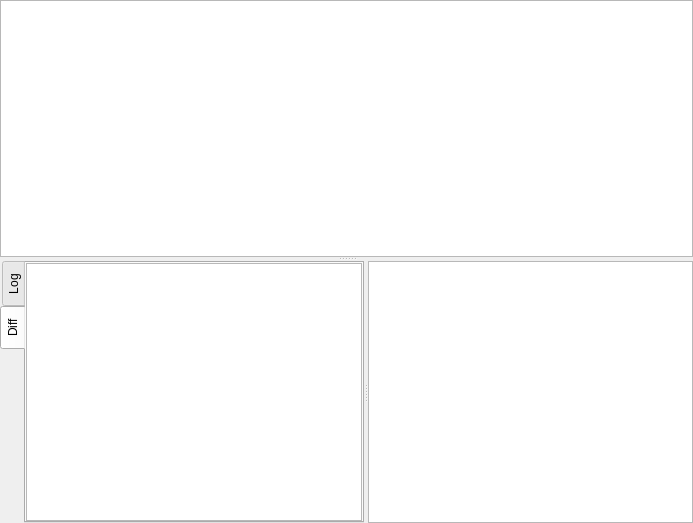
This is src/revsview.ui in antis81/QGit-mod as Qt 5 draws it before an edit. The edited form follows.
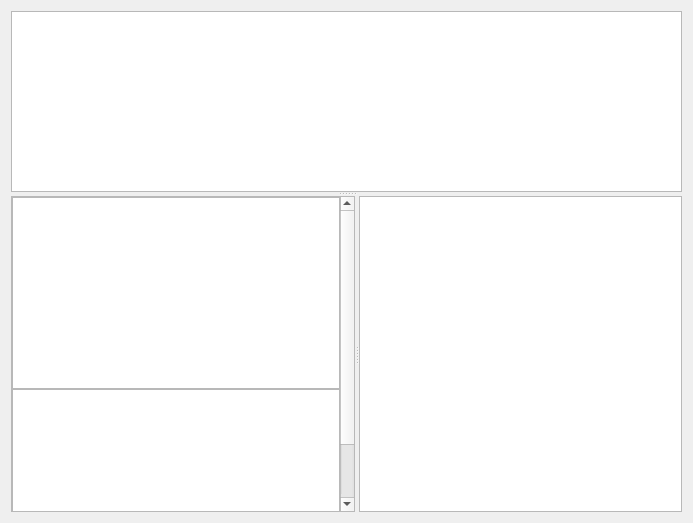
This is the edited form. Custom widgets are drawn as their Qt base class.

Commit message: Revision header and diff stay on one page now.

Diff of the .ui file:
```diff
--- a/src/revsview.ui
+++ b/src/revsview.ui
@@ -13,13 +13,7 @@
   <property name="windowTitle">
    <string>Rev list</string>
   </property>
-  <layout class="QHBoxLayout">
-   <property name="spacing">
-    <number>0</number>
-   </property>
-   <property name="margin">
-    <number>0</number>
-   </property>
+  <layout class="QHBoxLayout" name="horizontalLayout_2">
    <item>
     <widget class="QSplitter" name="horizontalSplitter">
      <property name="orientation">
@@ -55,52 +49,82 @@
       <property name="orientation">
        <enum>Qt::Horizontal</enum>
       </property>
-      <widget class="QStackedWidget" name="stackedPanes">
-       <property name="currentIndex">
+      <widget class="QScrollArea" name="scrollArea">
+       <property name="verticalScrollBarPolicy">
+        <enum>Qt::ScrollBarAlwaysOn</enum>
+       </property>
+       <property name="widgetResizable">
+        <bool>true</bool>
+       </property>
+       <widget class="QWidget" name="scrollAreaWidgetContents_2">
+        <property name="geometry">
+         <rect>
+          <x>0</x>
+          <y>0</y>
+          <width>326</width>
+          <height>384</height>
+         </rect>
+        </property>
+        <property name="sizePolicy">
+         <sizepolicy hsizetype="Preferred" vsizetype="MinimumExpanding">
+          <horstretch>0</horstretch>
+          <verstretch>0</verstretch>
+         </sizepolicy>
+        </property>
+        <property name="minimumSize">
+         <size>
+          <width>0</width>
+          <height>0</height>
+         </size>
+        </property>
+        <layout class="QHBoxLayout" name="horizontalLayout">
+         <property name="margin">
         <number>0</number>
        </property>
-       <widget class="QTabWidget" name="tabLogDiff">
-        <property name="tabPosition">
-         <enum>QTabWidget::West</enum>
-        </property>
-        <property name="currentIndex">
-         <number>1</number>
-        </property>
-        <widget class="QWidget" name="Log">
-         <attribute name="title">
-          <string>Log</string>
-         </attribute>
-         <layout class="QVBoxLayout">
+         <item>
+          <widget class="QWidget" name="widget" native="true">
+           <property name="sizePolicy">
+            <sizepolicy hsizetype="Preferred" vsizetype="Preferred">
+             <horstretch>0</horstretch>
+             <verstretch>0</verstretch>
+            </sizepolicy>
+           </property>
+           <layout class="QVBoxLayout" name="verticalLayout">
           <property name="spacing">
            <number>0</number>
           </property>
+            <property name="sizeConstraint">
+             <enum>QLayout::SetDefaultConstraint</enum>
+            </property>
           <property name="margin">
            <number>0</number>
           </property>
           <item>
            <widget class="RevDesc" name="textBrowserDesc">
+              <property name="verticalScrollBarPolicy">
+               <enum>Qt::ScrollBarAlwaysOff</enum>
+              </property>
+              <property name="horizontalScrollBarPolicy">
+               <enum>Qt::ScrollBarAlwaysOff</enum>
+              </property>
             <property name="lineWrapMode">
              <enum>QTextEdit::WidgetWidth</enum>
             </property>
            </widget>
           </item>
-         </layout>
-        </widget>
-        <widget class="QWidget" name="Diff">
-         <attribute name="title">
-          <string>Diff</string>
-         </attribute>
-         <layout class="QHBoxLayout">
-          <property name="spacing">
-           <number>0</number>
-          </property>
-          <property name="margin">
-           <number>0</number>
-          </property>
           <item>
            <widget class="PatchContent" name="textEditDiff">
-            <property name="documentTitle">
-             <string comment="testing with diff view">test</string>
+              <property name="sizePolicy">
+               <sizepolicy hsizetype="Expanding" vsizetype="Expanding">
+                <horstretch>0</horstretch>
+                <verstretch>1</verstretch>
+               </sizepolicy>
+              </property>
+              <property name="verticalScrollBarPolicy">
+               <enum>Qt::ScrollBarAlwaysOff</enum>
+              </property>
+              <property name="horizontalScrollBarPolicy">
+               <enum>Qt::ScrollBarAlwaysOff</enum>
             </property>
             <property name="undoRedoEnabled">
              <bool>false</bool>
@@ -115,6 +139,8 @@
           </item>
          </layout>
         </widget>
+         </item>
+        </layout>
        </widget>
       </widget>
       <widget class="FileList" name="fileList">
```
Lines whose indentation alone changed are shown as unchanged. The commit also changes 12 other files.
